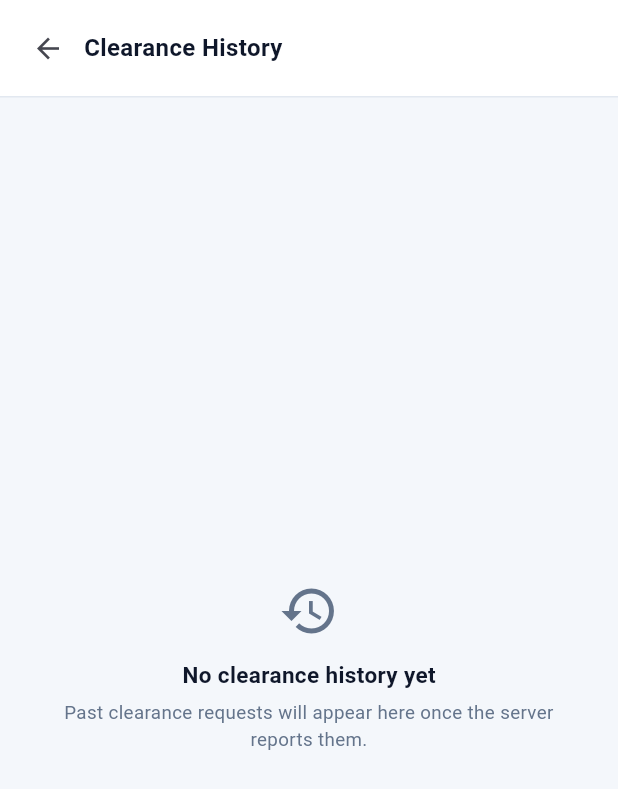
After one commit to ibad-r/e-clearance-mobile, a Flutter app: the StudentShell screen opened by its route, after a tap on "View all", on a phone screen of 412 x 824 dp. The commit adds this screen. Shown: the top 789 px of the screen. Run offline on Flutter 3.47's test engine with Material 3 defaults, Android fonts, the phone set to English and light mode, and no system bars; our stand-ins replace flutter_secure_storage; accounts and stored records are empty.

Commit message:
feat: add student clearance history screen

```diff
--- a/lib/features/student/screens/student_dashboard_screen.dart
+++ b/lib/features/student/screens/student_dashboard_screen.dart
@@ -8,10 +8,12 @@ class StudentDashboardScreen extends StatelessWidget {
     super.key,
     required this.onNewRequest,
     required this.onViewStatus,
+    required this.onViewHistory,
   });
 
   final VoidCallback onNewRequest;
   final VoidCallback onViewStatus;
+  final VoidCallback onViewHistory;
 
   @override
   Widget build(BuildContext context) {
@@ -66,6 +68,9 @@ class StudentDashboardScreen extends StatelessWidget {
               ),
             ),
             const SizedBox(height: 24),
+            Row(
+              mainAxisAlignment: MainAxisAlignment.spaceBetween,
+              children: [
                 const Text(
                   'Clearance History',
                   style: TextStyle(
@@ -74,7 +79,17 @@ class StudentDashboardScreen extends StatelessWidget {
                     color: AppTheme.textDark,
                   ),
                 ),
-            const SizedBox(height: 8),
+                TextButton(
+                  onPressed: onViewHistory,
+                  child: const Text(
+                    'View all',
+                    style: TextStyle(
+                        fontSize: 12, fontWeight: FontWeight.w600),
+                  ),
+                ),
+              ],
+            ),
+            const SizedBox(height: 4),
             if (state.history.isEmpty)
               const _EmptyHistory()
             else
@@ -262,7 +277,6 @@ class _HistoryTile extends StatelessWidget {
               ],
             ),
           ),
-          const Icon(Icons.chevron_right, color: AppTheme.textMuted),
         ],
       ),
     );
--- /dev/null
+++ b/lib/features/student/screens/student_history_screen.dart
@@ -0,0 +1,167 @@
+import 'package:flutter/material.dart';
+import 'package:provider/provider.dart';
+import '../../../core/theme/app_theme.dart';
+import '../state/student_state.dart';
+
+class StudentHistoryScreen extends StatelessWidget {
+  const StudentHistoryScreen({super.key});
+
+  @override
+  Widget build(BuildContext context) {
+    final history = context.watch<StudentState>().history;
+
+    return Scaffold(
+      body: SafeArea(
+        child: Column(
+          children: [
+            Container(
+              width: double.infinity,
+              padding: const EdgeInsets.fromLTRB(8, 8, 20, 8),
+              decoration: const BoxDecoration(
+                color: Colors.white,
+                border: Border(bottom: BorderSide(color: AppTheme.border)),
+              ),
+              child: Row(
+                children: [
+                  IconButton(
+                    icon: const Icon(Icons.arrow_back, size: 22),
+                    onPressed: () => Navigator.pop(context),
+                  ),
+                  const Text(
+                    'Clearance History',
+                    style: TextStyle(
+                      fontSize: 16,
+                      fontWeight: FontWeight.w700,
+                      color: AppTheme.textDark,
+                    ),
+                  ),
+                ],
+              ),
+            ),
+            Expanded(
+              child: history.isEmpty
+                  ? const _EmptyState()
+                  : ListView.separated(
+                padding: const EdgeInsets.all(20),
+                itemCount: history.length,
+                separatorBuilder: (_, __) => const SizedBox(height: 10),
+                itemBuilder: (_, i) => _HistoryCard(item: history[i]),
+              ),
+            ),
+          ],
+        ),
+      ),
+    );
+  }
+}
+
+class _EmptyState extends StatelessWidget {
+  const _EmptyState();
+
+  @override
+  Widget build(BuildContext context) {
+    return const Center(
+      child: Padding(
+        padding: EdgeInsets.symmetric(horizontal: 32),
+        child: Column(
+          mainAxisSize: MainAxisSize.min,
+          children: [
+            Icon(Icons.history, size: 40, color: AppTheme.textMuted),
+            SizedBox(height: 12),
+            Text(
+              'No clearance history yet',
+              style: TextStyle(
+                fontSize: 15,
+                fontWeight: FontWeight.w700,
+                color: AppTheme.textDark,
+              ),
+            ),
+            SizedBox(height: 6),
+            Text(
+              'Past clearance requests will appear here once the server '
+                  'reports them.',
+              textAlign: TextAlign.center,
+              style: TextStyle(fontSize: 12.5, color: AppTheme.textMuted),
+            ),
+          ],
+        ),
+      ),
+    );
+  }
+}
+
+class _HistoryCard extends StatelessWidget {
+  const _HistoryCard({required this.item});
+  final StudentHistoryItem item;
+
+  @override
+  Widget build(BuildContext context) {
+    return Container(
+      width: double.infinity,
+      padding: const EdgeInsets.all(14),
+      decoration: BoxDecoration(
+        color: Colors.white,
+        borderRadius: BorderRadius.circular(14),
+        border: Border.all(color: AppTheme.border),
+      ),
+      child: Column(
+        crossAxisAlignment: CrossAxisAlignment.start,
+        children: [
+          Row(
+            mainAxisAlignment: MainAxisAlignment.spaceBetween,
+            children: [
+              Flexible(
+                child: Text(
+                  item.referenceNumber,
+                  style: const TextStyle(
+                    fontSize: 11.5,
+                    fontFamily: 'monospace',
+                    color: AppTheme.textMuted,
+                  ),
+                ),
+              ),
+              Container(
+                padding:
+                const EdgeInsets.symmetric(horizontal: 10, vertical: 4),
+                decoration: BoxDecoration(
+                  color: const Color(0xFFEEF1F5),
+                  borderRadius: BorderRadius.circular(20),
+                ),
+                child: Row(
+                  mainAxisSize: MainAxisSize.min,
+                  children: [
+                    const Icon(Icons.lock_outline,
+                        size: 12, color: AppTheme.textMuted),
+                    const SizedBox(width: 4),
+                    Text(
+                      item.statusLabel,
+                      style: const TextStyle(
+                        fontSize: 11,
+                        fontWeight: FontWeight.w600,
+                        color: AppTheme.textMuted,
+                      ),
+                    ),
+                  ],
+                ),
+              ),
+            ],
+          ),
+          const SizedBox(height: 8),
+          Text(
+            item.type,
+            style: const TextStyle(
+              fontSize: 14,
+              fontWeight: FontWeight.w700,
+              color: AppTheme.textDark,
+            ),
+          ),
+          const SizedBox(height: 2),
+          Text(
+            item.dateLabel,
+            style: const TextStyle(fontSize: 11.5, color: AppTheme.textMuted),
+          ),
+        ],
+      ),
+    );
+  }
+}
```
Also changed, not shown: lib/features/student/screens/student_shell.dart (+10 -14 lines). Lines whose indentation alone changed are shown as unchanged.
